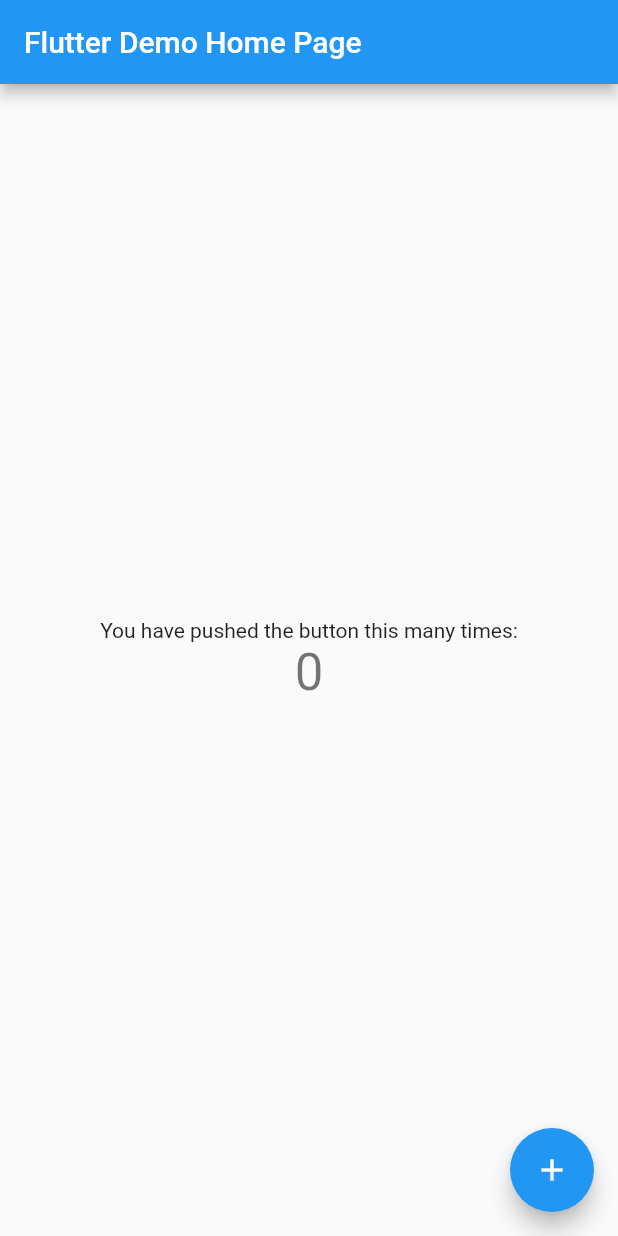
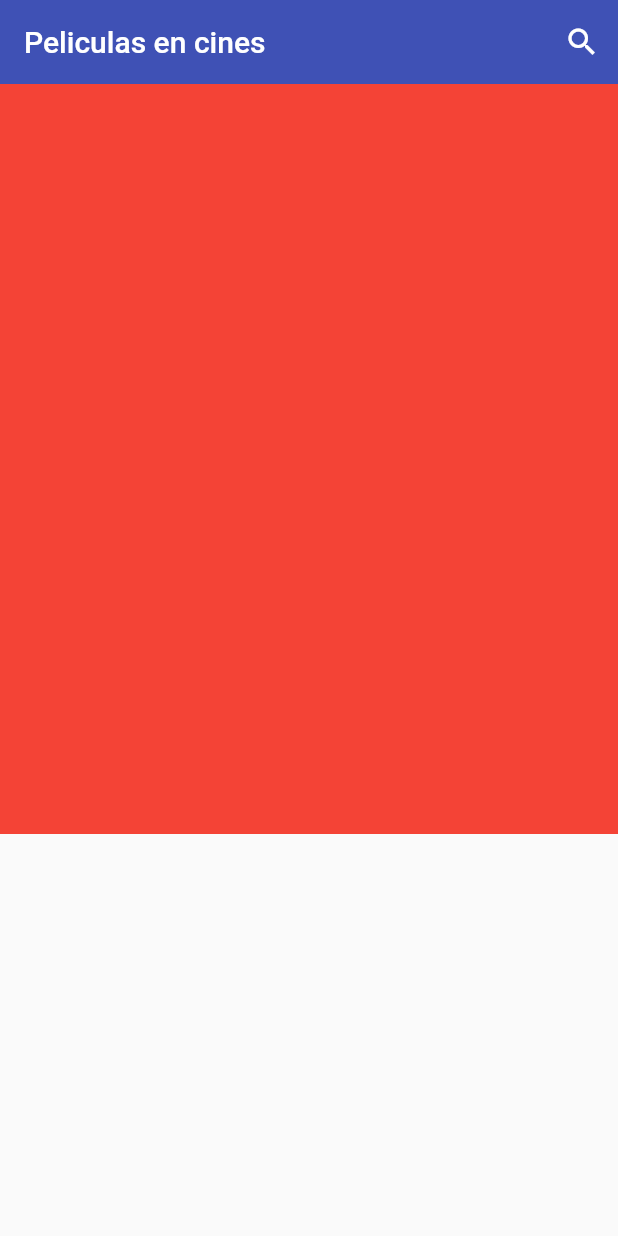
Before and after one commit to CRUXsur/peliculas, a Flutter app: the screen it shows after launch, on a phone screen of 412 x 824 dp. Run offline on Flutter 3.47's test engine with Material 2 defaults, Android fonts, the phone set to English and light mode, and no system bars.

Commit message:
Detalles del HomeScreen-Tema Global del AppBar

```diff
--- a/lib/main.dart
+++ b/lib/main.dart
@@ -1,115 +1,24 @@
 import 'package:flutter/material.dart';
 
-void main() {
-  runApp(const MyApp());
-}
+import 'package:peliculas/screens/screens.dart';
+
+void main() => runApp(const MyApp());
 
 class MyApp extends StatelessWidget {
   const MyApp({Key? key}) : super(key: key);
 
-  // This widget is the root of your application.
   @override
   Widget build(BuildContext context) {
     return MaterialApp(
-      title: 'Flutter Demo',
-      theme: ThemeData(
-        // This is the theme of your application.
-        //
-        // Try running your application with "flutter run". You'll see the
-        // application has a blue toolbar. Then, without quitting the app, try
-        // changing the primarySwatch below to Colors.green and then invoke
-        // "hot reload" (press "r" in the console where you ran "flutter run",
-        // or simply save your changes to "hot reload" in a Flutter IDE).
-        // Notice that the counter didn't reset back to zero; the application
-        // is not restarted.
-        primarySwatch: Colors.blue,
-      ),
-      home: const MyHomePage(title: 'Flutter Demo Home Page'),
+      debugShowCheckedModeBanner: false,
+      title: 'Peliculaes',
+      initialRoute: 'home',
+      routes: {
+        'home': (_) => const HomeScreen(),
+        'details': (_) => const DetailsScreen(),
+      },
+      theme: ThemeData.light()
+          .copyWith(appBarTheme: const AppBarTheme(color: Colors.indigo)),
     );
   }
 }
-
-class MyHomePage extends StatefulWidget {
-  const MyHomePage({Key? key, required this.title}) : super(key: key);
-
-  // This widget is the home page of your application. It is stateful, meaning
-  // that it has a State object (defined below) that contains fields that affect
-  // how it looks.
-
-  // This class is the configuration for the state. It holds the values (in this
-  // case the title) provided by the parent (in this case the App widget) and
-  // used by the build method of the State. Fields in a Widget subclass are
-  // always marked "final".
-
-  final String title;
-
-  @override
-  State<MyHomePage> createState() => _MyHomePageState();
-}
-
-class _MyHomePageState extends State<MyHomePage> {
-  int _counter = 0;
-
-  void _incrementCounter() {
-    setState(() {
-      // This call to setState tells the Flutter framework that something has
-      // changed in this State, which causes it to rerun the build method below
-      // so that the display can reflect the updated values. If we changed
-      // _counter without calling setState(), then the build method would not be
-      // called again, and so nothing would appear to happen.
-      _counter++;
-    });
-  }
-
-  @override
-  Widget build(BuildContext context) {
-    // This method is rerun every time setState is called, for instance as done
-    // by the _incrementCounter method above.
-    //
-    // The Flutter framework has been optimized to make rerunning build methods
-    // fast, so that you can just rebuild anything that needs updating rather
-    // than having to individually change instances of widgets.
-    return Scaffold(
-      appBar: AppBar(
-        // Here we take the value from the MyHomePage object that was created by
-        // the App.build method, and use it to set our appbar title.
-        title: Text(widget.title),
-      ),
-      body: Center(
-        // Center is a layout widget. It takes a single child and positions it
-        // in the middle of the parent.
-        child: Column(
-          // Column is also a layout widget. It takes a list of children and
-          // arranges them vertically. By default, it sizes itself to fit its
-          // children horizontally, and tries to be as tall as its parent.
-          //
-          // Invoke "debug painting" (press "p" in the console, choose the
-          // "Toggle Debug Paint" action from the Flutter Inspector in Android
-          // Studio, or the "Toggle Debug Paint" command in Visual Studio Code)
-          // to see the wireframe for each widget.
-          //
-          // Column has various properties to control how it sizes itself and
-          // how it positions its children. Here we use mainAxisAlignment to
-          // center the children vertically; the main axis here is the vertical
-          // axis because Columns are vertical (the cross axis would be
-          // horizontal).
-          mainAxisAlignment: MainAxisAlignment.center,
-          children: <Widget>[
-            const Text(
-              'You have pushed the button this many times:',
-            ),
-            Text(
-              '$_counter',
-              style: Theme.of(context).textTheme.headline4,
-            ),
-          ],
-        ),
-      ),
-      floatingActionButton: FloatingActionButton(
-        onPressed: _incrementCounter,
-        tooltip: 'Increment',
-        child: const Icon(Icons.add),
-      ), // This trailing comma makes auto-formatting nicer for build methods.
-    );
-  }
-}
--- /dev/null
+++ b/lib/screens/details_screen.dart
@@ -0,0 +1,14 @@
+import 'package:flutter/material.dart';
+
+class DetailsScreen extends StatelessWidget {
+  const DetailsScreen({Key? key}) : super(key: key);
+
+  @override
+  Widget build(BuildContext context) {
+    return const Scaffold(
+      body: Center(
+        child: Text('DetailsScreen'),
+      ),
+    );
+  }
+}
--- /dev/null
+++ b/lib/screens/home_screen.dart
@@ -0,0 +1,31 @@
+import 'package:flutter/material.dart';
+
+import 'package:peliculas/widgets/widgets.dart';
+
+class HomeScreen extends StatelessWidget {
+  const HomeScreen({Key? key}) : super(key: key);
+
+  @override
+  Widget build(BuildContext context) {
+    return Scaffold(
+        appBar: AppBar(
+          title: const Text('Peliculas en cines'),
+          elevation: 0,
+          actions: [
+            IconButton(
+              icon: const Icon(Icons.search_outlined),
+              onPressed: () {},
+            )
+          ],
+        ),
+        body: Column(
+          children: const [
+            //* CardSwiper: iran mis slideShow de tarjetas
+            CardSwiper()
+            //TODO: CardSwiper
+
+            //TODO: Listado Horizontal de Peliculas
+          ],
+        ));
+  }
+}
--- /dev/null
+++ b/lib/screens/screens.dart
@@ -0,0 +1,2 @@
+export 'package:peliculas/screens/details_screen.dart';
+export 'package:peliculas/screens/home_screen.dart';
--- /dev/null
+++ b/lib/widgets/card_swiper.dart
@@ -0,0 +1,14 @@
+import 'package:flutter/material.dart';
+
+class CardSwiper extends StatelessWidget {
+  const CardSwiper({Key? key}) : super(key: key);
+
+  @override
+  Widget build(BuildContext context) {
+    return Container(
+      width: double.infinity,
+      height: 500,
+      color: Colors.red,
+    );
+  }
+}
--- /dev/null
+++ b/lib/widgets/widgets.dart
@@ -0,0 +1 @@
+export 'package:peliculas/widgets/card_swiper.dart';
```
